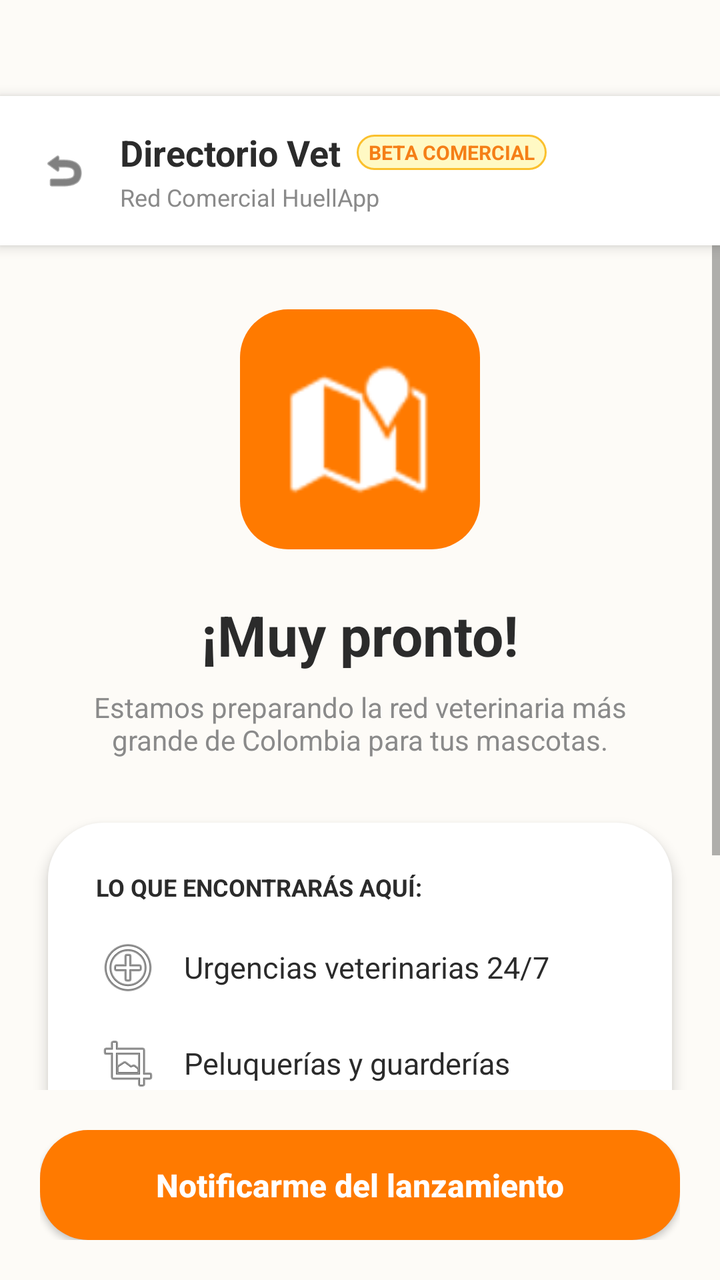
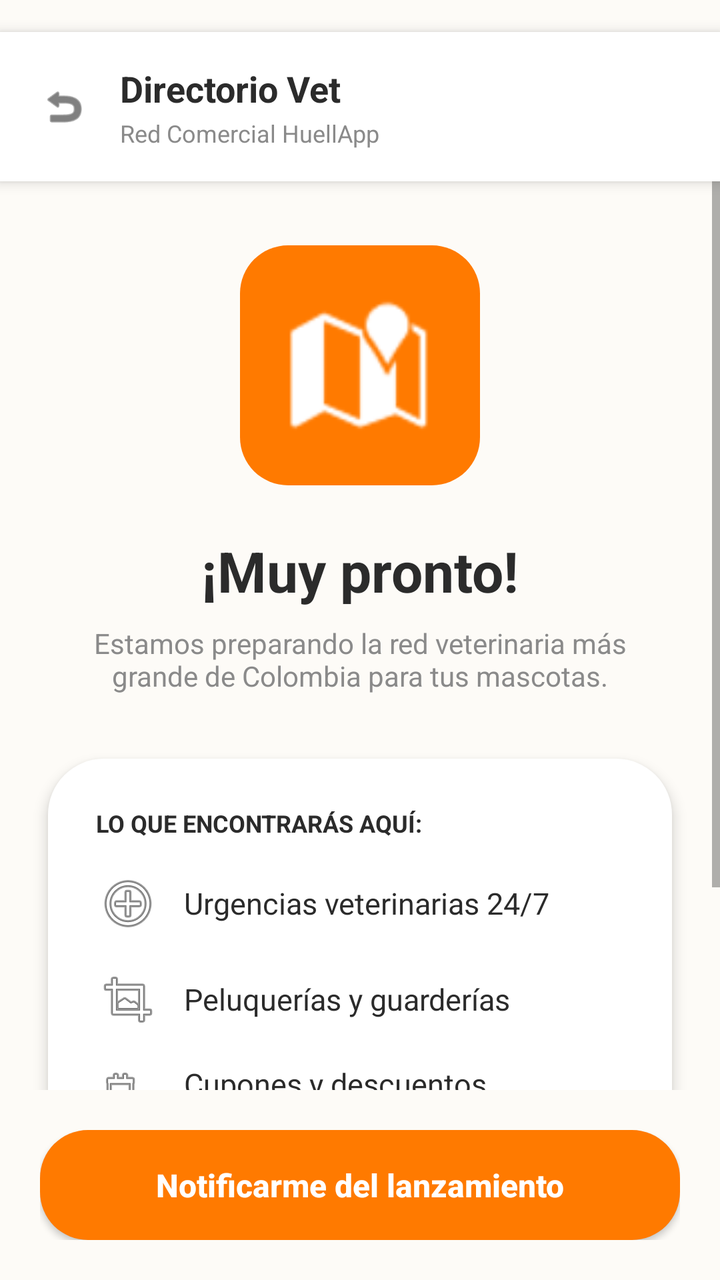

An Android layout rendered at two revisions. The XML below is the earlier revision; the diff shows what the commit changed to produce the second picture.
<!-- AndroidManifest.xml: application theme Theme.HuellaApp -->
<!-- res/layout/activity_directorio_vet.xml -->
<?xml version="1.0" encoding="utf-8"?>
<androidx.constraintlayout.widget.ConstraintLayout xmlns:android="http://schemas.android.com/apk/res/android"
    xmlns:app="http://schemas.android.com/apk/res-auto"
    xmlns:tools="http://schemas.android.com/tools"
    android:layout_width="match_parent"
    android:layout_height="match_parent"
    android:background="@color/huellapp_background"
    tools:context=".DirectorioVetActivity">

    
    <LinearLayout
        android:id="@+id/headerDir"
        android:layout_width="0dp"
        android:layout_height="wrap_content"
        android:background="@color/white"
        android:elevation="4dp"
        android:gravity="center_vertical"
        android:orientation="horizontal"
        android:padding="16dp"
        android:layout_marginTop="48dp"
        app:layout_constraintEnd_toEndOf="parent"
        app:layout_constraintStart_toStartOf="parent"
        app:layout_constraintTop_toTopOf="parent">

        <ImageView
            android:id="@+id/ivBackDir"
            android:layout_width="32dp"
            android:layout_height="32dp"
            android:background="?attr/selectableItemBackgroundBorderless"
            android:padding="4dp"
            android:src="@android:drawable/ic_menu_revert"
            app:tint="@color/huellapp_text_dark" />

        <LinearLayout
            android:layout_width="0dp"
            android:layout_height="wrap_content"
            android:layout_marginStart="12dp"
            android:layout_weight="1"
            android:orientation="vertical">

            <LinearLayout
                android:layout_width="wrap_content"
                android:layout_height="wrap_content"
                android:gravity="center_vertical"
                android:orientation="horizontal">

                <TextView
                    android:layout_width="wrap_content"
                    android:layout_height="wrap_content"
                    android:text="Directorio Vet"
                    android:textColor="@color/huellapp_text_dark"
                    android:textSize="18sp"
                    android:textStyle="bold" />

                <TextView
                    android:layout_width="wrap_content"
                    android:layout_height="wrap_content"
                    android:layout_marginStart="8dp"
                    android:background="@drawable/bg_alert_yellow"
                    android:paddingHorizontal="6dp"
                    android:paddingVertical="2dp"
                    android:text="BETA COMERCIAL"
                    android:textColor="#F57F17"
                    android:textSize="10sp"
                    android:textStyle="bold" />
            </LinearLayout>

            <TextView
                android:layout_width="wrap_content"
                android:layout_height="wrap_content"
                android:layout_marginTop="2dp"
                android:text="Red Comercial HuellApp"
                android:textColor="@color/huellapp_text_hint"
                android:textSize="12sp" />
        </LinearLayout>
    </LinearLayout>

    
    <ScrollView
        android:layout_width="0dp"
        android:layout_height="0dp"
        android:fillViewport="true"
        app:layout_constraintBottom_toTopOf="@id/bottomBtnContainer"
        app:layout_constraintEnd_toEndOf="parent"
        app:layout_constraintStart_toStartOf="parent"
        app:layout_constraintTop_toBottomOf="@id/headerDir">

        
        <androidx.constraintlayout.widget.ConstraintLayout
            android:layout_width="match_parent"
            android:layout_height="wrap_content"
            android:paddingBottom="24dp">

            
            <ImageView
                android:id="@+id/ivMap"
                android:layout_width="120dp"
                android:layout_height="120dp"
                android:layout_marginTop="32dp"
                android:background="@drawable/bg_button_orange"
                android:padding="24dp"
                android:src="@android:drawable/ic_dialog_map"
                app:layout_constraintEnd_toEndOf="parent"
                app:layout_constraintStart_toStartOf="parent"
                app:layout_constraintTop_toTopOf="parent"
                app:tint="@color/white" />

            
            <TextView
                android:id="@+id/tvTituloProximamente"
                style="@style/HuellAppTitle"
                android:layout_width="wrap_content"
                android:layout_height="wrap_content"
                android:layout_marginTop="24dp"
                android:text="¡Muy pronto!"
                android:textSize="28sp"
                app:layout_constraintEnd_toEndOf="parent"
                app:layout_constraintStart_toStartOf="parent"
                app:layout_constraintTop_toBottomOf="@id/ivMap" />

            <TextView
                android:id="@+id/tvSubtituloInfo"
                android:layout_width="0dp"
                android:layout_height="wrap_content"
                android:layout_marginStart="24dp"
                android:layout_marginTop="8dp"
                android:layout_marginEnd="24dp"
                android:gravity="center"
                android:text="Estamos preparando la red veterinaria más grande de Colombia para tus mascotas."
                android:textColor="@color/huellapp_text_hint"
                android:textSize="14sp"
                app:layout_constraintEnd_toEndOf="parent"
                app:layout_constraintStart_toStartOf="parent"
                app:layout_constraintTop_toBottomOf="@id/tvTituloProximamente" />

            
            <LinearLayout
                android:layout_width="0dp"
                android:layout_height="wrap_content"
                android:layout_marginStart="24dp"
                android:layout_marginTop="32dp"
                android:layout_marginEnd="24dp"
                android:background="@drawable/bg_card_rounded"
                android:elevation="4dp"
                android:orientation="vertical"
                android:padding="24dp"
                app:layout_constraintEnd_toEndOf="parent"
                app:layout_constraintStart_toStartOf="parent"
                app:layout_constraintTop_toBottomOf="@id/tvSubtituloInfo">

                <TextView
                    android:layout_width="wrap_content"
                    android:layout_height="wrap_content"
                    android:text="LO QUE ENCONTRARÁS AQUÍ:"
                    android:textColor="@color/huellapp_text_dark"
                    android:textSize="12sp"
                    android:textStyle="bold" />

                
                <TextView
                    android:layout_width="match_parent"
                    android:layout_height="wrap_content"
                    android:layout_marginTop="16dp"
                    android:gravity="center_vertical"
                    android:text="Urgencias veterinarias 24/7"
                    android:textColor="@color/huellapp_text_dark"
                    android:textSize="15sp"
                    app:drawableStartCompat="@android:drawable/ic_menu_add"
                    android:drawablePadding="12dp" />

                
                <TextView
                    android:layout_width="match_parent"
                    android:layout_height="wrap_content"
                    android:layout_marginTop="16dp"
                    android:gravity="center_vertical"
                    android:text="Peluquerías y guarderías"
                    android:textColor="@color/huellapp_text_dark"
                    android:textSize="15sp"
                    app:drawableStartCompat="@android:drawable/ic_menu_crop"
                    android:drawablePadding="12dp" />

                
                <TextView
                    android:layout_width="match_parent"
                    android:layout_height="wrap_content"
                    android:layout_marginTop="16dp"
                    android:gravity="center_vertical"
                    android:text="Cupones y descuentos exclusivos"
                    android:textColor="@color/huellapp_text_dark"
                    android:textSize="15sp"
                    app:drawableStartCompat="@android:drawable/ic_menu_agenda"
                    android:drawablePadding="12dp" />

                
                <TextView
                    android:layout_width="match_parent"
                    android:layout_height="wrap_content"
                    android:layout_marginTop="24dp"
                    android:background="@drawable/bg_badge_en_casa"
                    android:gravity="center"
                    android:padding="8dp"
                    android:text="✓ Alianzas comerciales verificadas"
                    android:textColor="@color/huellapp_green"
                    android:textSize="13sp"
                    android:textStyle="bold" />
            </LinearLayout>

        </androidx.constraintlayout.widget.ConstraintLayout>
    </ScrollView>

    
    <androidx.constraintlayout.widget.ConstraintLayout
        android:id="@+id/bottomBtnContainer"
        android:layout_width="0dp"
        android:layout_height="wrap_content"
        android:background="@color/huellapp_background"
        android:padding="20dp"
        app:layout_constraintBottom_toBottomOf="parent"
        app:layout_constraintEnd_toEndOf="parent"
        app:layout_constraintStart_toStartOf="parent">

        <Button
            android:id="@+id/btnNotificar"
            android:layout_width="0dp"
            android:layout_height="55dp"
            android:background="@drawable/bg_button_orange"
            android:text="Notificarme del lanzamiento"
            android:textAllCaps="false"
            android:textColor="@color/white"
            android:textSize="16sp"
            android:textStyle="bold"
            app:layout_constraintBottom_toBottomOf="parent"
            app:layout_constraintEnd_toEndOf="parent"
            app:layout_constraintStart_toStartOf="parent"
            app:layout_constraintTop_toTopOf="parent" />
    </androidx.constraintlayout.widget.ConstraintLayout>

</androidx.constraintlayout.widget.ConstraintLayout>
<!-- resources referenced by this layout -->
<resources>
  <color name="huellapp_background">#FDFBF7</color>
  <color name="huellapp_green">#4CAF50</color>
  <color name="huellapp_text_dark">#2B2B2B</color>
  <color name="huellapp_text_hint">#8A8A8A</color>
  <color name="white">#FFFFFFFF</color>
  <!-- drawable bg_alert_yellow (drawable) -->
  <?xml version="1.0" encoding="utf-8"?>
  <shape xmlns:android="http://schemas.android.com/apk/res/android" android:shape="rectangle">
      <solid android:color="#FFF9C4"/> 
      <stroke android:width="1dp" android:color="#FBC02D"/> 
      <corners android:radius="12dp"/>
  </shape>
  <!-- drawable bg_badge_en_casa (drawable) -->
  <?xml version="1.0" encoding="utf-8"?>
  <shape xmlns:android="http://schemas.android.com/apk/res/android" android:shape="rectangle">
      <solid android:color="#334CAF50"/> 
      <corners android:radius="12dp"/>
      <padding android:left="8dp" android:right="8dp" android:top="4dp" android:bottom="4dp"/>
  </shape>
  <!-- drawable bg_button_orange (drawable) -->
  <?xml version="1.0" encoding="utf-8"?>
  <ripple xmlns:android="http://schemas.android.com/apk/res/android"
      android:color="@color/huellapp_primary_dark">
  
      
      <item>
          <shape android:shape="rectangle">
              <solid android:color="@color/huellapp_primary"/>
              <corners android:radius="24dp"/>
          </shape>
      </item>
  </ripple>
  <!-- drawable bg_card_rounded (drawable) -->
  <?xml version="1.0" encoding="utf-8"?>
  <shape xmlns:android="http://schemas.android.com/apk/res/android"
      android:shape="rectangle">
  
      
      <solid android:color="@color/huellapp_card_bg" />
  
      
      <corners android:radius="28dp" />
  
      
  </shape>
  <style name="HuellAppTitle" parent="TextAppearance.MaterialComponents.Headline5">
          <item name="android:textColor">@color/huellapp_text_dark</item>
          <item name="android:textStyle">bold</item>
          <item name="android:textSize">24sp</item>
      </style>
  <style name="Theme.HuellaApp" parent="Base.Theme.HuellaApp" />
  <color name="huellapp_primary_dark">#E65100</color>
  <color name="huellapp_primary">#FF7A00</color>
  <color name="huellapp_card_bg">#FFFFFF</color>
  <style name="Base.Theme.HuellaApp" parent="Theme.MaterialComponents.DayNight.NoActionBar">
          
          <item name="colorPrimary">@color/huellapp_primary</item>
          <item name="colorPrimaryVariant">@color/huellapp_primary_dark</item>
          <item name="colorOnPrimary">@color/white</item>
  
          
          <item name="android:windowBackground">@color/huellapp_background</item>
          <item name="colorSurface">@color/huellapp_card_bg</item>
      </style>
</resources>

<!-- the commit's change to res/layout/activity_directorio_vet.xml (unified diff, before → after) -->
@@ -17,7 +17,7 @@
         android:gravity="center_vertical"
         android:orientation="horizontal"
         android:padding="16dp"
-        android:layout_marginTop="48dp"
+        android:layout_marginTop="16dp"
         app:layout_constraintEnd_toEndOf="parent"
         app:layout_constraintStart_toStartOf="parent"
         app:layout_constraintTop_toTopOf="parent">
@@ -59,7 +59,7 @@
                     android:background="@drawable/bg_alert_yellow"
                     android:paddingHorizontal="6dp"
                     android:paddingVertical="2dp"
-                    android:text="BETA COMERCIAL"
+                    android:visibility="gone" android:text="BETA COMERCIAL"
                     android:textColor="#F57F17"
                     android:textSize="10sp"
                     android:textStyle="bold" />
@@ -223,7 +223,7 @@
         <Button
             android:id="@+id/btnNotificar"
             android:layout_width="0dp"
-            android:layout_height="55dp"
+            android:layout_height="wrap_content" android:minHeight="55dp"
             android:background="@drawable/bg_button_orange"
             android:text="Notificarme del lanzamiento"
             android:textAllCaps="false"
